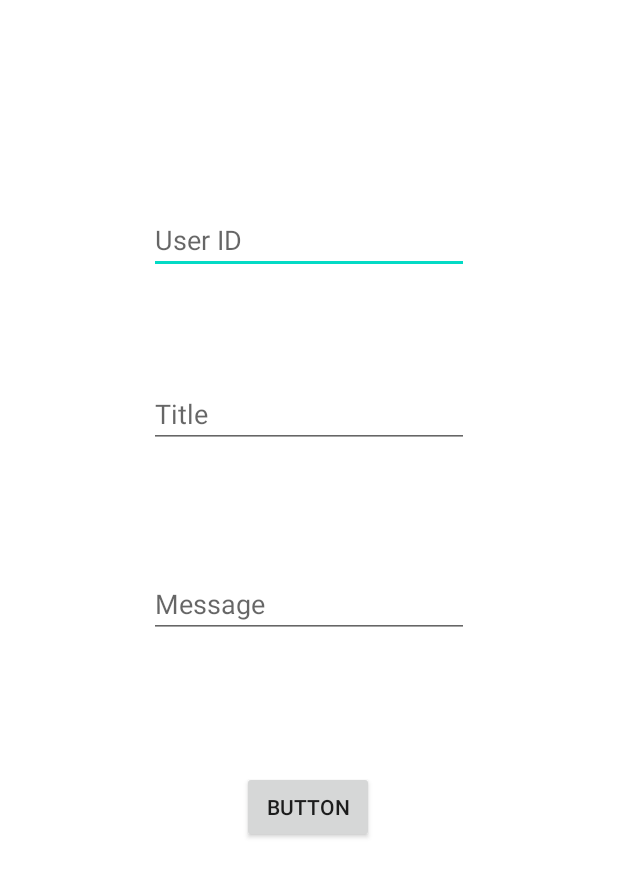
After one commit to Pranavjain23/SmylePariwarFoundationApp, an Android app: the SendNotif screen opened directly, with no data from a screen before it, on a phone screen of 412 x 824 dp. The commit adds this screen. Shown: the top 877 px of the screen. Run offline under Robolectric (Android 15) with nearby library versions, the phone set to English and light mode, and no system bars; our stand-ins replace Firebase (no records; nobody signed in at launch, a user with empty details on screens opened directly); 1 statement that could not run was skipped.

Commit message:
Notification via id added

```diff
--- a/app/src/main/java/com/application/smyleapp/activity/LoginActivity.kt
+++ b/app/src/main/java/com/application/smyleapp/activity/LoginActivity.kt
@@ -31,7 +31,7 @@ class LoginActivity : AppCompatActivity() {
 
 
         auth = FirebaseAuth.getInstance()
-        firebaseUser = auth!!.currentUser!! //if he never logged out
+//        firebaseUser = auth!!.currentUser!! //if he never logged out
 
         //check if user login then navigate to user screen
 //        if (firebaseUser != null) {
@@ -61,7 +61,7 @@ class LoginActivity : AppCompatActivity() {
                             password_et.setText("")
                             val intent = Intent(
                                 this@LoginActivity,
-                                MainActivity::class.java
+                                SendNotif::class.java
                             )
                             startActivity(intent)
                             finish()
--- /dev/null
+++ b/app/src/main/java/com/application/smyleapp/activity/SendNotif.kt
@@ -0,0 +1,90 @@
+package com.application.smyleapp.activity
+
+import androidx.appcompat.app.AppCompatActivity
+import android.os.Bundle
+import android.util.Log
+import com.application.smyleapp.R
+
+
+import android.view.View
+import android.widget.Button
+import android.widget.EditText
+import android.widget.Toast
+
+import com.application.smyleapp.sendNotification.*
+import com.google.firebase.auth.FirebaseAuth
+import com.google.firebase.auth.FirebaseUser
+import com.google.firebase.database.DataSnapshot
+import com.google.firebase.database.DatabaseError
+import com.google.firebase.database.FirebaseDatabase
+import com.google.firebase.database.ValueEventListener
+import com.google.firebase.iid.FirebaseInstanceId
+
+import retrofit2.Call
+import retrofit2.Callback
+import retrofit2.Response
+
+
+class SendNotif : AppCompatActivity() {
+    private lateinit var UserTB: EditText
+    private lateinit var Title:EditText
+    private lateinit var Message:EditText
+    private lateinit var send: Button
+    private lateinit var apiService: APIService
+    override fun onCreate(savedInstanceState: Bundle?) {
+        super.onCreate(savedInstanceState)
+        setContentView(R.layout.activity_send_notif)
+        UserTB=findViewById(R.id.UserID)
+        Title=findViewById(R.id.Title)
+        Message=findViewById(R.id.Message)
+        send=findViewById(R.id.button)
+        apiService =
+            Client.getClient("https://fcm.googleapis.com/").create(APIService::class.java)
+        send.setOnClickListener(View.OnClickListener {
+            FirebaseDatabase.getInstance().getReference().child("Tokens").child(UserTB.getText().toString().trim()).child("token").addListenerForSingleValueEvent(object : ValueEventListener {
+                override fun onDataChange(dataSnapshot: DataSnapshot) {
+                    var usertoken:String=dataSnapshot.getValue(String::class.java).toString()
+                    sendNotification(usertoken, Title.text.toString().trim(),Message.text.toString().trim())
+                    Log.e("heloo","failed1")
+                }
+
+                override fun onCancelled(databaseError: DatabaseError) {
+                    Toast.makeText(this@SendNotif, "Failed database ", Toast.LENGTH_LONG).show()
+
+
+                }
+            })
+        })
+        UpdateToken()
+    }
+
+    private fun UpdateToken(){
+        Log.e("heloo","failed2")
+        var firebaseUser: FirebaseUser? = FirebaseAuth.getInstance().currentUser
+        var refreshToken:String= FirebaseInstanceId.getInstance().getToken().toString()
+        var token: Token =Token(refreshToken)
+        FirebaseDatabase.getInstance().getReference("Tokens").child(FirebaseAuth.getInstance().getCurrentUser()!!.getUid()).setValue(token)
+    }
+    private fun sendNotification(usertoken:String,title: String,message: String){
+        var data= Data(title,message)
+        var sender: NotificationSender = NotificationSender(data,usertoken)
+        Log.e("heloo","failed3")
+        apiService.sendNotifcation(sender)!!.enqueue(object : Callback<MyResponse?> {
+
+
+            override fun onResponse(call: Call<MyResponse?>, response: Response<MyResponse?>) {
+                Log.e("heloo","${response.body()!!.success}")
+                if (response.code() === 200) {
+                    if (response.body()!!.success !== 1) {
+                        Toast.makeText(this@SendNotif, "Failed ", Toast.LENGTH_LONG).show()
+                    }
+                }
+            }
+
+            override fun onFailure(call: Call<MyResponse?>, t: Throwable?) {
+                Toast.makeText(this@SendNotif, "not sending failed ", Toast.LENGTH_LONG).show()
+
+            }
+        })
+    }
+}
--- /dev/null
+++ b/app/src/main/java/com/application/smyleapp/sendNotification/APIService.kt
@@ -0,0 +1,14 @@
+package com.application.smyleapp.sendNotification
+
+import retrofit2.Call
+import retrofit2.http.Body
+import retrofit2.http.Headers
+import retrofit2.http.POST
+public interface APIService {
+    @Headers(
+        "Content-Type:application/json",
+        "Authorization:key=AAAAhWOPWE0:APA91bFWdGrLGtrQoxfLmVsrGxyesv_84VNeTE6sVUUwRKIxIQdsR-LILHKTv3zEqnGU_WU0r0GBatEoxIgAuPKw5NPNI1jf_J5rNWeYbp1Y-EzFvgzJJt5x-amocHXgJ6qFD-15d7eT" // Your server key refer to video for finding your server key
+    )
+    @POST("fcm/send")
+    open fun sendNotifcation(@Body body: NotificationSender?): Call<MyResponse?>?
+}
--- /dev/null
+++ b/app/src/main/java/com/application/smyleapp/sendNotification/Client.kt
@@ -0,0 +1,14 @@
+package com.application.smyleapp.sendNotification
+
+import retrofit2.Retrofit
+import retrofit2.converter.gson.GsonConverterFactory
+
+class Client{
+    companion object{
+        private lateinit var retrofit: Retrofit
+        fun getClient(url:String):Retrofit{
+            retrofit=Retrofit.Builder().baseUrl(url).addConverterFactory(GsonConverterFactory.create()).build()
+            return retrofit
+        }
+    }
+}
--- /dev/null
+++ b/app/src/main/java/com/application/smyleapp/sendNotification/Data.kt
@@ -0,0 +1,4 @@
+package com.application.smyleapp.sendNotification
+class Data(val Title:String, val Message:String){
+    constructor():this("",""){}
+}
--- /dev/null
+++ b/app/src/main/java/com/application/smyleapp/sendNotification/MyResponse.kt
@@ -0,0 +1,5 @@
+package com.application.smyleapp.sendNotification
+
+class MyResponse {
+    var success:Int = 0;
+}
--- /dev/null
+++ b/app/src/main/java/com/application/smyleapp/sendNotification/NotificationSender.kt
@@ -0,0 +1,6 @@
+package com.application.smyleapp.sendNotification
+
+
+class NotificationSender(val data: Data?, val to:String){
+    constructor():this(null,""){}
+}
--- /dev/null
+++ b/app/src/main/java/com/application/smyleapp/sendNotification/Token.kt
@@ -0,0 +1,5 @@
+package com.application.smyleapp.sendNotification
+
+class Token(val token:String){
+    constructor():this(""){}
+}
--- /dev/null
+++ b/app/src/main/res/layout/activity_send_notif.xml
@@ -0,0 +1,60 @@
+<?xml version="1.0" encoding="utf-8"?>
+<androidx.constraintlayout.widget.ConstraintLayout xmlns:android="http://schemas.android.com/apk/res/android"
+    xmlns:app="http://schemas.android.com/apk/res-auto"
+    xmlns:tools="http://schemas.android.com/tools"
+    android:layout_width="match_parent"
+    android:layout_height="match_parent"
+    tools:context=".activity.SendNotif"
+    android:background="#FFFFFF">
+
+    <EditText
+        android:id="@+id/UserID"
+        android:layout_width="wrap_content"
+        android:layout_height="wrap_content"
+        android:ems="10"
+        android:hint="User ID"
+        android:inputType="textPersonName"
+        app:layout_constraintBottom_toBottomOf="parent"
+        app:layout_constraintEnd_toEndOf="parent"
+        app:layout_constraintStart_toStartOf="parent"
+        app:layout_constraintTop_toTopOf="parent"
+        app:layout_constraintVertical_bias="0.176" />
+
+    <EditText
+        android:id="@+id/Title"
+        android:layout_width="wrap_content"
+        android:layout_height="wrap_content"
+        android:ems="10"
+        android:hint="Title"
+        android:inputType="textPersonName"
+        app:layout_constraintBottom_toBottomOf="parent"
+        app:layout_constraintEnd_toEndOf="parent"
+        app:layout_constraintStart_toStartOf="parent"
+        app:layout_constraintTop_toBottomOf="@+id/UserID"
+        app:layout_constraintVertical_bias="0.119" />
+
+    <EditText
+        android:id="@+id/Message"
+        android:layout_width="wrap_content"
+        android:layout_height="wrap_content"
+        android:ems="10"
+        android:hint="Message"
+        android:inputType="textPersonName"
+        app:layout_constraintBottom_toBottomOf="parent"
+        app:layout_constraintEnd_toEndOf="parent"
+        app:layout_constraintStart_toStartOf="parent"
+        app:layout_constraintTop_toBottomOf="@+id/Title"
+        app:layout_constraintVertical_bias="0.169" />
+
+    <Button
+        android:id="@+id/button"
+        android:layout_width="wrap_content"
+        android:layout_height="wrap_content"
+        android:text="Button"
+        app:layout_constraintBottom_toBottomOf="parent"
+        app:layout_constraintEnd_toEndOf="parent"
+        app:layout_constraintHorizontal_bias="0.498"
+        app:layout_constraintStart_toStartOf="parent"
+        app:layout_constraintTop_toBottomOf="@+id/Message"
+        app:layout_constraintVertical_bias="0.253" />
+</androidx.constraintlayout.widget.ConstraintLayout>
--- a/app/src/main/res/layout/fragment_home.xml
+++ b/app/src/main/res/layout/fragment_home.xml
@@ -2,6 +2,7 @@
 <ScrollView
     xmlns:android="http://schemas.android.com/apk/res/android" android:layout_width="match_parent"
     android:layout_height="match_parent">
+
 
 
         <RelativeLayout
```
Also changed, not shown: app/build.gradle (+8 -1 lines), app/src/main/AndroidManifest.xml (+21 -7 lines), app/src/main/java/com/application/smyleapp/sendNotification/MyFireBaseMessagingService.kt (added, +65 -0 lines), app/src/main/java/com/application/smyleapp/sendNotification/MyFirebaseIdService.kt (added, +23 -0 lines).
